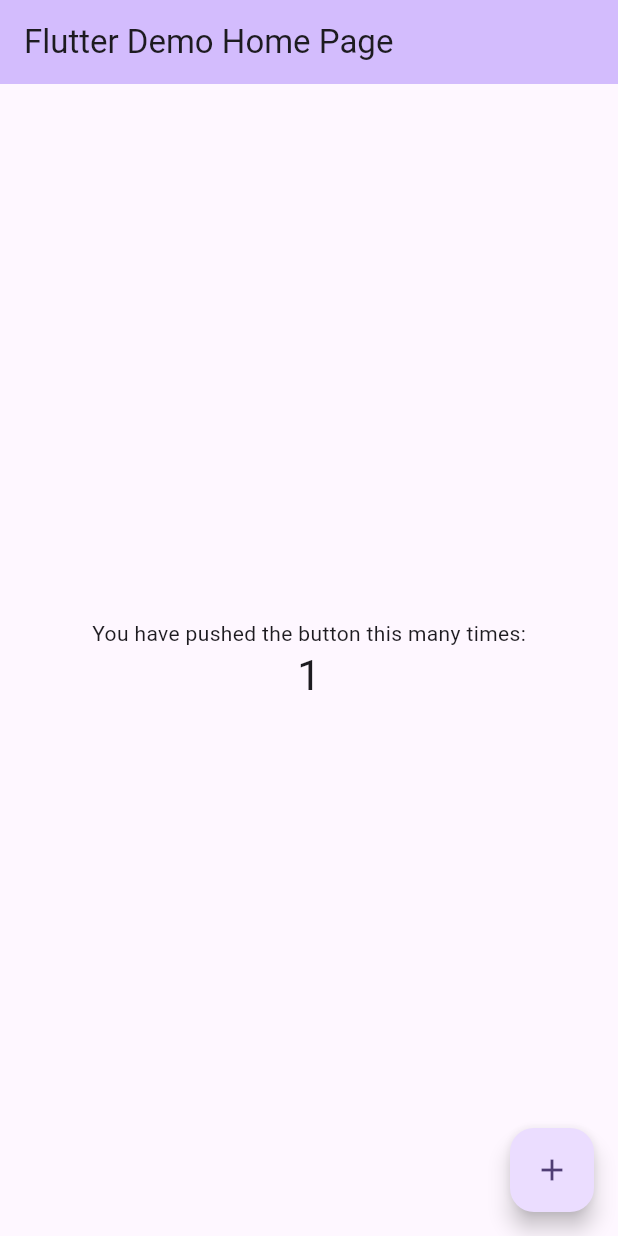
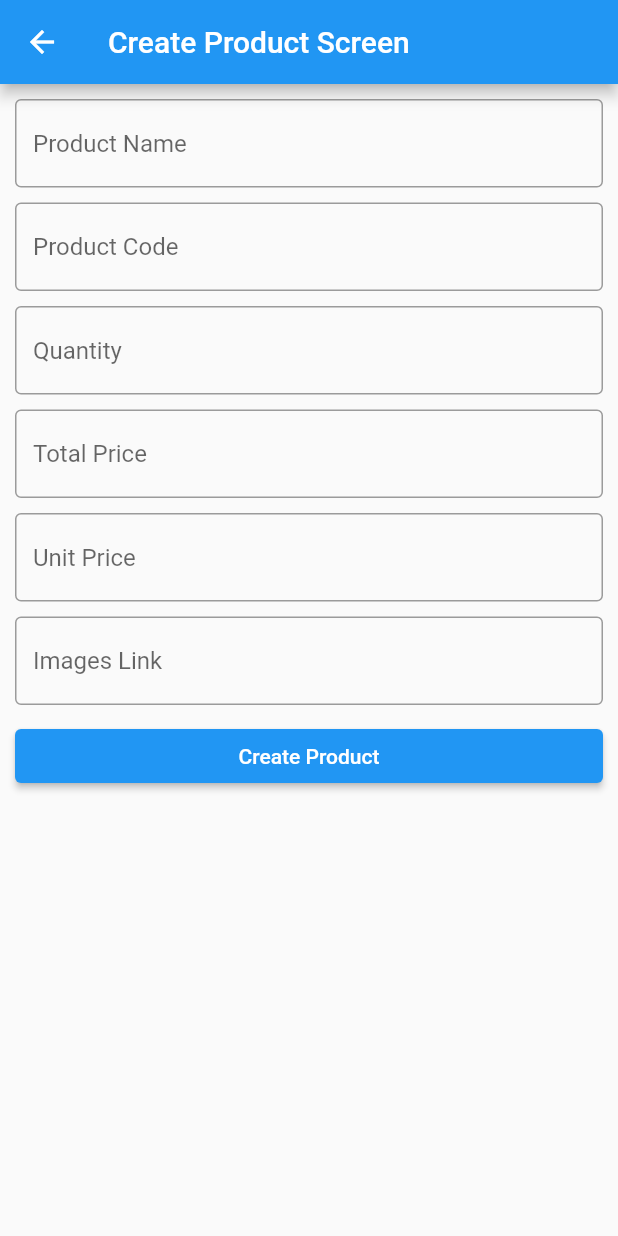
Before and after one commit to marufhasanmitul/crud, a Flutter app: the screen it shows after launch, after a tap on the "add" icon, on a phone screen of 412 x 824 dp. Run offline on Flutter 3.47's test engine with Material 2 defaults, Android fonts, the phone set to English and light mode, and no system bars; our stand-ins replace get.

Commit message:
create Product Page design completed

```diff
--- /dev/null
+++ b/lib/application/crud_app.dart
@@ -0,0 +1,20 @@
+import 'package:flutter/material.dart';
+import 'package:get/get_navigation/get_navigation.dart';
+
+import '../presentation/ui/home_screen.dart';
+
+class CrudApp extends StatelessWidget {
+  const CrudApp({Key? key}) : super(key: key);
+
+  @override
+  Widget build(BuildContext context) {
+    return  GetMaterialApp(
+      home: HomeScreen(),
+      theme: ThemeData(
+        inputDecorationTheme: const InputDecorationTheme(
+          border: OutlineInputBorder(),
+        )
+      ),
+    );
+  }
+}
--- a/lib/main.dart
+++ b/lib/main.dart
@@ -1,125 +1,7 @@
 import 'package:flutter/material.dart';
 
-void main() {
-  runApp(const MyApp());
+import 'application/crud_app.dart';
+
+void main(){
+  runApp(const CrudApp());
 }
-
-class MyApp extends StatelessWidget {
-  const MyApp({super.key});
-
-  // This widget is the root of your application.
-  @override
-  Widget build(BuildContext context) {
-    return MaterialApp(
-      title: 'Flutter Demo',
-      theme: ThemeData(
-        // This is the theme of your application.
-        //
-        // TRY THIS: Try running your application with "flutter run". You'll see
-        // the application has a blue toolbar. Then, without quitting the app,
-        // try changing the seedColor in the colorScheme below to Colors.green
-        // and then invoke "hot reload" (save your changes or press the "hot
-        // reload" button in a Flutter-supported IDE, or press "r" if you used
-        // the command line to start the app).
-        //
-        // Notice that the counter didn't reset back to zero; the application
-        // state is not lost during the reload. To reset the state, use hot
-        // restart instead.
-        //
-        // This works for code too, not just values: Most code changes can be
-        // tested with just a hot reload.
-        colorScheme: ColorScheme.fromSeed(seedColor: Colors.deepPurple),
-        useMaterial3: true,
-      ),
-      home: const MyHomePage(title: 'Flutter Demo Home Page'),
-    );
-  }
-}
-
-class MyHomePage extends StatefulWidget {
-  const MyHomePage({super.key, required this.title});
-
-  // This widget is the home page of your application. It is stateful, meaning
-  // that it has a State object (defined below) that contains fields that affect
-  // how it looks.
-
-  // This class is the configuration for the state. It holds the values (in this
-  // case the title) provided by the parent (in this case the App widget) and
-  // used by the build method of the State. Fields in a Widget subclass are
-  // always marked "final".
-
-  final String title;
-
-  @override
-  State<MyHomePage> createState() => _MyHomePageState();
-}
-
-class _MyHomePageState extends State<MyHomePage> {
-  int _counter = 0;
-
-  void _incrementCounter() {
-    setState(() {
-      // This call to setState tells the Flutter framework that something has
-      // changed in this State, which causes it to rerun the build method below
-      // so that the display can reflect the updated values. If we changed
-      // _counter without calling setState(), then the build method would not be
-      // called again, and so nothing would appear to happen.
-      _counter++;
-    });
-  }
-
-  @override
-  Widget build(BuildContext context) {
-    // This method is rerun every time setState is called, for instance as done
-    // by the _incrementCounter method above.
-    //
-    // The Flutter framework has been optimized to make rerunning build methods
-    // fast, so that you can just rebuild anything that needs updating rather
-    // than having to individually change instances of widgets.
-    return Scaffold(
-      appBar: AppBar(
-        // TRY THIS: Try changing the color here to a specific color (to
-        // Colors.amber, perhaps?) and trigger a hot reload to see the AppBar
-        // change color while the other colors stay the same.
-        backgroundColor: Theme.of(context).colorScheme.inversePrimary,
-        // Here we take the value from the MyHomePage object that was created by
-        // the App.build method, and use it to set our appbar title.
-        title: Text(widget.title),
-      ),
-      body: Center(
-        // Center is a layout widget. It takes a single child and positions it
-        // in the middle of the parent.
-        child: Column(
-          // Column is also a layout widget. It takes a list of children and
-          // arranges them vertically. By default, it sizes itself to fit its
-          // children horizontally, and tries to be as tall as its parent.
-          //
-          // Column has various properties to control how it sizes itself and
-          // how it positions its children. Here we use mainAxisAlignment to
-          // center the children vertically; the main axis here is the vertical
-          // axis because Columns are vertical (the cross axis would be
-          // horizontal).
-          //
-          // TRY THIS: Invoke "debug painting" (choose the "Toggle Debug Paint"
-          // action in the IDE, or press "p" in the console), to see the
-          // wireframe for each widget.
-          mainAxisAlignment: MainAxisAlignment.center,
-          children: <Widget>[
-            const Text(
-              'You have pushed the button this many times:',
-            ),
-            Text(
-              '$_counter',
-              style: Theme.of(context).textTheme.headlineMedium,
-            ),
-          ],
-        ),
-      ),
-      floatingActionButton: FloatingActionButton(
-        onPressed: _incrementCounter,
-        tooltip: 'Increment',
-        child: const Icon(Icons.add),
-      ), // This trailing comma makes auto-formatting nicer for build methods.
-    );
-  }
-}
--- /dev/null
+++ b/lib/presentation/ui/create_product_screen.dart
@@ -0,0 +1,70 @@
+import 'package:flutter/material.dart';
+
+class CreateProductScreen extends StatefulWidget {
+  const CreateProductScreen({Key? key}) : super(key: key);
+
+  @override
+  State<CreateProductScreen> createState() => _CreateProductScreenState();
+}
+
+class _CreateProductScreenState extends State<CreateProductScreen> {
+  @override
+  Widget build(BuildContext context) {
+    return Scaffold(
+      appBar:AppBar(
+        title: const Text('Create Product Screen'),
+      ),
+      body: Padding(
+        padding: const EdgeInsets.all(10.0),
+        child: SingleChildScrollView(
+          child: Column(
+            children: [
+              TextFormField(
+                decoration: const InputDecoration(
+                  hintText: 'Product Name',
+                ),
+              ),
+              const SizedBox(height: 10,),
+              TextFormField(
+                decoration: const InputDecoration(
+                  hintText: 'Product Code',
+                ),
+              ),
+              const SizedBox(height: 10,),
+              TextFormField(
+                decoration: const InputDecoration(
+                  hintText: 'Quantity',
+                ),
+              ),
+              const SizedBox(height: 10,),
+              TextFormField(
+                decoration: const InputDecoration(
+                  hintText: 'Total Price',
+                ),
+              ),
+              const SizedBox(height: 10,),
+              TextFormField(
+                decoration: const InputDecoration(
+                  hintText: 'Unit Price',
+                ),
+              ),
+              const SizedBox(height: 10,),
+              TextFormField(
+                decoration: const InputDecoration(
+                  hintText: 'Images Link',
+                ),
+              ),
+              const SizedBox(height: 10,),
+              SizedBox(
+                width: double.infinity,
+                child: ElevatedButton(
+                    onPressed: (){},
+                    child: const Text('Create Product')),
+              )
+            ],
+          ),
+        ),
+      ),
+    );
+  }
+}
--- /dev/null
+++ b/lib/presentation/ui/home_screen.dart
@@ -0,0 +1,27 @@
+import 'package:crud/presentation/ui/create_product_screen.dart';
+import 'package:flutter/material.dart';
+import 'package:get/get.dart';
+
+class HomeScreen extends StatefulWidget {
+  const HomeScreen({Key? key}) : super(key: key);
+
+  @override
+  State<HomeScreen> createState() => _HomeScreenState();
+}
+
+class _HomeScreenState extends State<HomeScreen> {
+  @override
+  Widget build(BuildContext context) {
+    return Scaffold(
+      appBar: AppBar(
+        title: const Text('Crud App'),
+      ),
+      floatingActionButton: FloatingActionButton(
+        onPressed: (){
+          Get.to(const CreateProductScreen());
+        },
+        child: const Icon(Icons.add),
+      ),
+    );
+  }
+}
```
Also changed, not shown: 3 other files.
